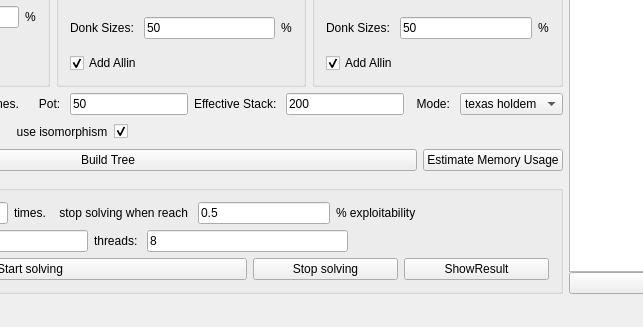
Above: mainwindow.ui from bupticybee/TexasSolver before the change; both pictures show x 212 to 855 and y 607 to 934 of the 1046 by 934 pixel window. Below: the same form after it.
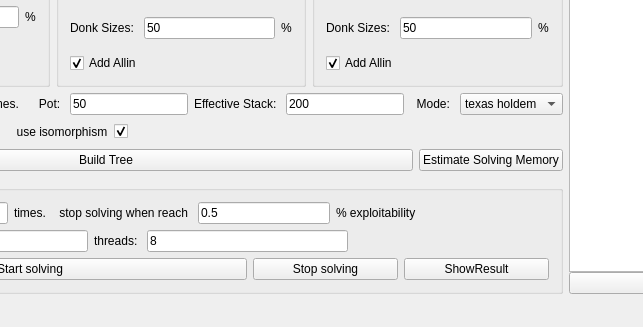
That is the form after the change. Custom widgets are drawn as their Qt base class.

Commit message: :new: modify button text

Patch:
```diff
--- a/mainwindow.ui
+++ b/mainwindow.ui
@@ -791,7 +791,7 @@
             <item>
              <widget class="QPushButton" name="estimateMemoryButtom">
               <property name="text">
-               <string>Estimate Memory Usage</string>
+               <string>Estimate Solving Memory</string>
               </property>
              </widget>
             </item>
```
Left out of the diff: 14 changed lines with no effect on the pictures.
